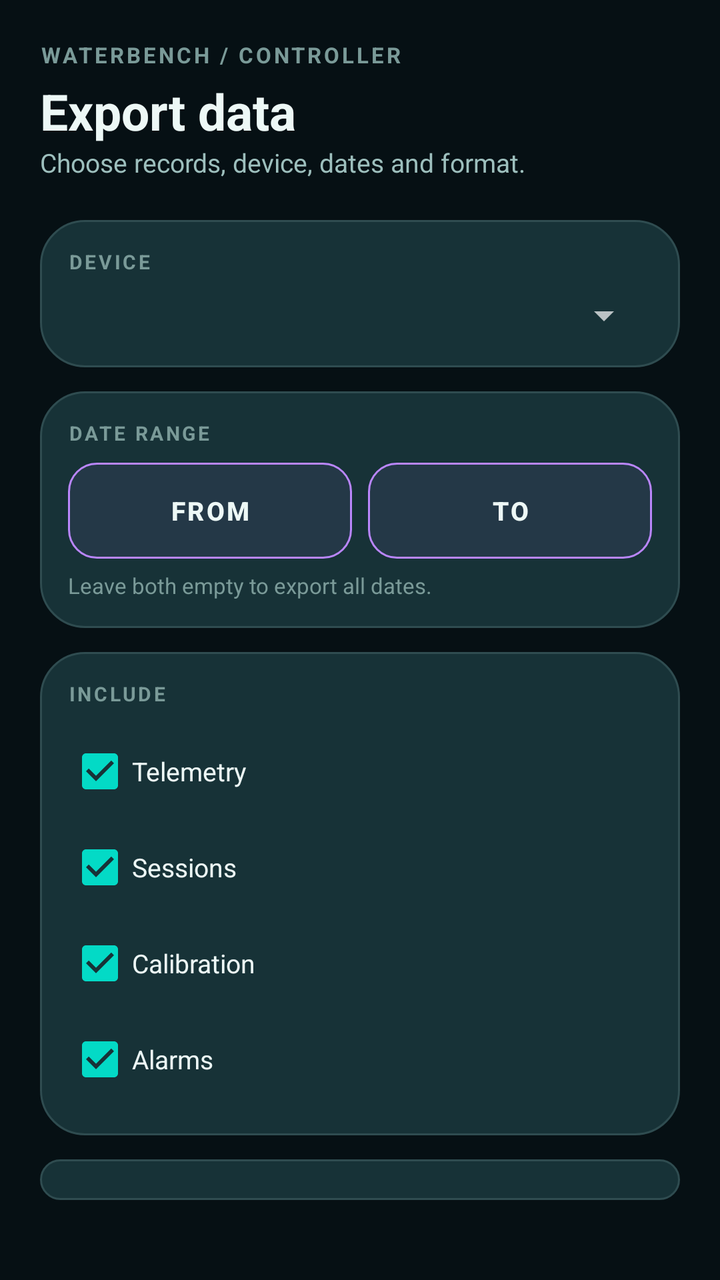
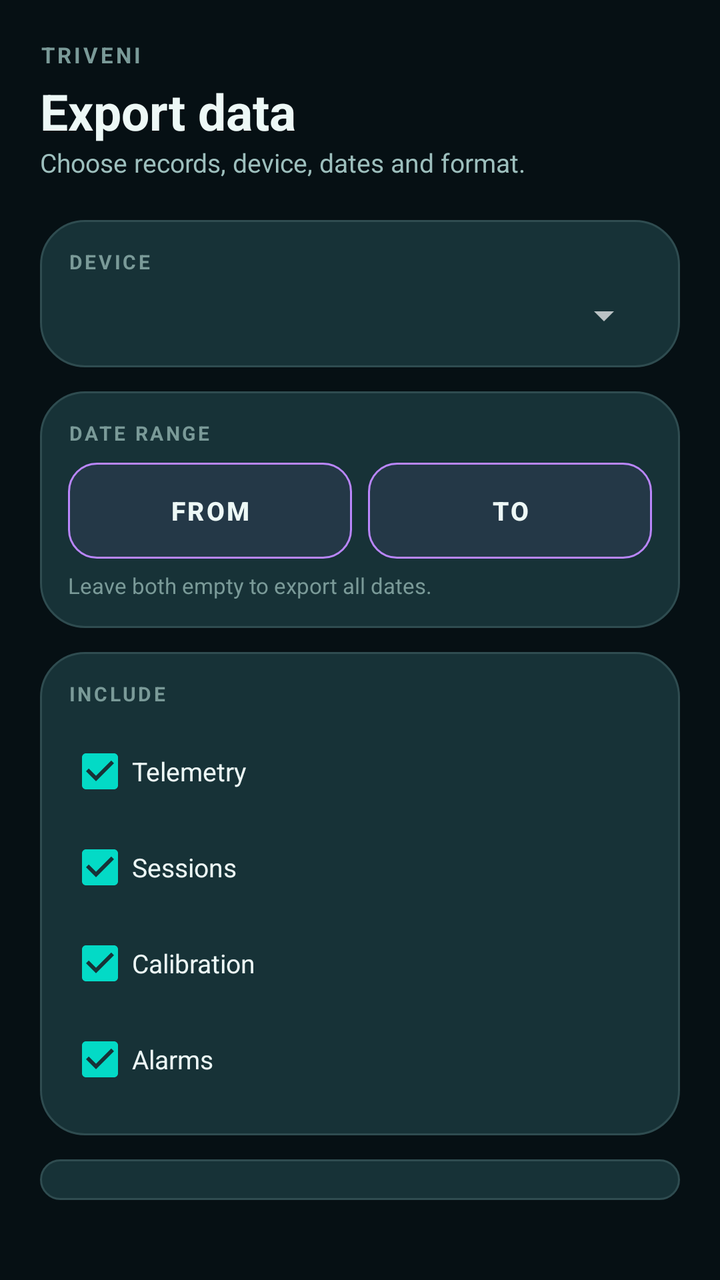

Before-and-after screenshots of an Android layout around one commit, followed by the original layout XML and the change that was made.
<!-- AndroidManifest.xml: application theme Theme.WaterBench -->
<!-- res/layout/screen_export.xml -->
<?xml version="1.0" encoding="utf-8"?>
<LinearLayout xmlns:android="http://schemas.android.com/apk/res/android"
    android:layout_width="match_parent"
    android:layout_height="match_parent"
    android:orientation="vertical"
    android:padding="20dp">

    <TextView android:layout_width="wrap_content" android:layout_height="wrap_content"
        android:text="WATERBENCH / CONTROLLER"
        android:textColor="?attr/wbTextMuted" android:textSize="11sp"
        android:letterSpacing="0.12" android:textStyle="bold" />

    <TextView android:layout_width="wrap_content" android:layout_height="wrap_content"
        android:text="Export data"
        android:textColor="?attr/wbTextPrimary" android:textSize="25sp"
        android:textStyle="bold" android:layout_marginTop="4dp" />

    <TextView android:layout_width="wrap_content" android:layout_height="wrap_content"
        android:text="@string/tagline_export"
        android:textColor="?attr/wbTextSecondary" android:textSize="13sp"
        android:layout_marginBottom="20dp" />

    
    <LinearLayout android:layout_width="match_parent" android:layout_height="wrap_content"
        android:orientation="vertical" android:background="@drawable/card_bg"
        android:padding="14dp" android:layout_marginBottom="12dp">

        <TextView android:layout_width="wrap_content" android:layout_height="wrap_content"
            android:text="DEVICE" android:textColor="?attr/wbTextMuted"
            android:textSize="10sp" android:letterSpacing="0.12" android:textStyle="bold" />

        <Spinner android:id="@+id/spnDevice"
            android:layout_width="match_parent" android:layout_height="wrap_content"
            android:layout_marginTop="8dp" />
    </LinearLayout>

    
    <LinearLayout android:layout_width="match_parent" android:layout_height="wrap_content"
        android:orientation="vertical" android:background="@drawable/card_bg"
        android:padding="14dp" android:layout_marginBottom="12dp">

        <TextView android:layout_width="wrap_content" android:layout_height="wrap_content"
            android:text="DATE RANGE" android:textColor="?attr/wbTextMuted"
            android:textSize="10sp" android:letterSpacing="0.12" android:textStyle="bold" />

        <LinearLayout android:layout_width="match_parent" android:layout_height="wrap_content"
            android:orientation="horizontal" android:layout_marginTop="8dp"
            android:gravity="center_vertical">

            <Button android:id="@+id/btnDateFrom"
                android:layout_width="0dp" android:layout_weight="1" android:layout_height="48dp"
                android:background="@drawable/input_bg"
                android:text="From" android:textColor="?attr/wbTextPrimary"
                android:textSize="13sp" android:textStyle="bold"
                android:paddingStart="12dp" android:paddingEnd="12dp"
                android:layout_marginEnd="8dp" />

            <Button android:id="@+id/btnDateTo"
                android:layout_width="0dp" android:layout_weight="1" android:layout_height="48dp"
                android:background="@drawable/input_bg"
                android:text="To" android:textColor="?attr/wbTextPrimary"
                android:textSize="13sp" android:textStyle="bold"
                android:paddingStart="12dp" android:paddingEnd="12dp" />

        </LinearLayout>
        <TextView android:layout_width="wrap_content" android:layout_height="wrap_content"
            android:layout_marginTop="6dp"
            android:text="Leave both empty to export all dates." android:textColor="?attr/wbTextMuted"
            android:textSize="11sp" />
    </LinearLayout>

    
    <LinearLayout android:layout_width="match_parent" android:layout_height="wrap_content"
        android:orientation="vertical" android:background="@drawable/card_bg"
        android:padding="14dp" android:layout_marginBottom="12dp">

        <TextView android:layout_width="wrap_content" android:layout_height="wrap_content"
            android:text="INCLUDE" android:textColor="?attr/wbTextMuted"
            android:textSize="10sp" android:letterSpacing="0.12" android:textStyle="bold" />

        <LinearLayout android:layout_width="match_parent" android:layout_height="wrap_content"
            android:orientation="vertical" android:layout_marginTop="8dp">

            <CheckBox android:id="@+id/chkTelemetry"
                android:layout_width="wrap_content" android:layout_height="wrap_content"
                android:text="Telemetry" android:textColor="?attr/wbTextPrimary"
                android:textSize="13sp" android:checked="true" />

            <CheckBox android:id="@+id/chkSessions"
                android:layout_width="wrap_content" android:layout_height="wrap_content"
                android:text="Sessions" android:textColor="?attr/wbTextPrimary"
                android:textSize="13sp" android:checked="true" />

            <CheckBox android:id="@+id/chkCalibrations"
                android:layout_width="wrap_content" android:layout_height="wrap_content"
                android:text="Calibration" android:textColor="?attr/wbTextPrimary"
                android:textSize="13sp" android:checked="true" />

            <CheckBox android:id="@+id/chkAlarms"
                android:layout_width="wrap_content" android:layout_height="wrap_content"
                android:text="Alarms" android:textColor="?attr/wbTextPrimary"
                android:textSize="13sp" android:checked="true" />
        </LinearLayout>
    </LinearLayout>

    
    <LinearLayout android:layout_width="match_parent" android:layout_height="wrap_content"
        android:orientation="vertical" android:background="@drawable/card_bg"
        android:padding="14dp" android:layout_marginBottom="20dp">

        <TextView android:layout_width="wrap_content" android:layout_height="wrap_content"
            android:text="FORMAT" android:textColor="?attr/wbTextMuted"
            android:textSize="10sp" android:letterSpacing="0.12" android:textStyle="bold" />

        <RadioGroup android:id="@+id/rgFormat"
            android:layout_width="match_parent" android:layout_height="wrap_content"
            android:orientation="horizontal" android:layout_marginTop="8dp">

            <RadioButton android:id="@+id/rbCsv"
                android:layout_width="wrap_content" android:layout_height="wrap_content"
                android:text="CSV" android:textColor="?attr/wbTextPrimary"
                android:textSize="13sp" android:checked="true" />

            <RadioButton android:id="@+id/rbJson"
                android:layout_width="wrap_content" android:layout_height="wrap_content"
                android:text="JSON" android:textColor="?attr/wbTextPrimary"
                android:textSize="13sp" />

            <RadioButton android:id="@+id/rbPdf"
                android:layout_width="wrap_content" android:layout_height="wrap_content"
                android:text="PDF" android:textColor="?attr/wbTextPrimary"
                android:textSize="13sp" />
        </RadioGroup>
    </LinearLayout>

    
    <Button android:id="@+id/btnExport"
        android:layout_width="match_parent" android:layout_height="56dp"
        android:background="@drawable/btn_normal"
        android:text="EXPORT FILE" android:textColor="?attr/wbBg"
        android:textStyle="bold" />

    <TextView android:layout_width="match_parent" android:layout_height="wrap_content"
        android:layout_marginTop="20dp" android:gravity="center"
        android:text="Water-only supervised bench prototype · Not for medical or human use"
        android:textColor="?attr/wbTextMuted" android:textSize="11sp" />

</LinearLayout>
<!-- resources referenced by this layout -->
<resources>
  <!-- drawable btn_normal (drawable) -->
  <?xml version="1.0" encoding="utf-8"?>
  <ripple xmlns:android="http://schemas.android.com/apk/res/android"
      android:color="#33FFFFFF">
      <item>
          <shape android:shape="rectangle">
              <solid android:color="?attr/wbAccent" />
              <corners android:radius="18dp" />
          </shape>
      </item>
  </ripple>
  <!-- drawable card_bg (drawable) -->
  <?xml version="1.0" encoding="utf-8"?>
  <shape xmlns:android="http://schemas.android.com/apk/res/android"
      android:shape="rectangle">
      <solid android:color="?attr/wbSurface" />
      <corners android:radius="22dp" />
      <stroke android:width="1dp" android:color="?attr/wbSurfaceStroke" />
  </shape>
  <!-- drawable input_bg (drawable) -->
  <?xml version="1.0" encoding="utf-8"?>
  <shape xmlns:android="http://schemas.android.com/apk/res/android"
      android:shape="rectangle">
      <solid android:color="?attr/wbInputBg" />
      <corners android:radius="14dp" />
      <stroke android:width="1dp" android:color="?attr/wbSurfaceStroke" />
  </shape>
  <string name="tagline_export">Choose records, device, dates and format.</string>
  <style name="Theme.WaterBench" parent="Theme.MaterialComponents.NoActionBar">
          <item name="wbBg">#061014</item>
          <item name="wbSurface">#173237</item>
          <item name="wbSurfaceStroke">#2F4C50</item>
          <item name="wbInputBg">#141E2E33</item>
          <item name="wbChipBg">#17393C</item>
          <item name="wbNavBg">#E60B1B1E</item>
          <item name="wbNavItemBg">#26464A</item>
          <item name="wbProgressTrack">#1D3338</item>
          <item name="wbAccent">#6BE0C7</item>
          <item name="wbAccentDim">#4FB8A1</item>
          <item name="wbOnAccent">#061014</item>
          <item name="wbTextPrimary">#EDF8F6</item>
          <item name="wbTextSecondary">#9DBFBD</item>
          <item name="wbTextMuted">#7A9A98</item>
          <item name="wbDanger">#E5484D</item>
          <item name="wbDangerDim">#4A1414</item>
          <item name="wbDangerStroke">#7A1F1F</item>
          <item name="wbWarn">#EFA35C</item>
          <item name="wbWarnDim">#3E2A12</item>
          <item name="wbWarnStroke">#6B4A1E</item>
  
          <item name="android:windowBackground">#061014</item>
          <item name="android:colorPrimary">#6BE0C7</item>
          <item name="android:colorAccent">#6BE0C7</item>
          <item name="android:statusBarColor">#061014</item>
          <item name="android:navigationBarColor">#061014</item>
          <item name="colorSurface">#173237</item>
          <item name="colorOnSurface">#EDF8F6</item>
          <item name="android:windowLightStatusBar" tools:targetApi="m">false</item>
      </style>
</resources>

<!-- the commit's change to res/layout/screen_export.xml (unified diff, before → after) -->
@@ -6,7 +6,7 @@
     android:padding="20dp">
 
     <TextView android:layout_width="wrap_content" android:layout_height="wrap_content"
-        android:text="WATERBENCH / CONTROLLER"
+        android:text="TRIVENI"
         android:textColor="?attr/wbTextMuted" android:textSize="11sp"
         android:letterSpacing="0.12" android:textStyle="bold" />
 
